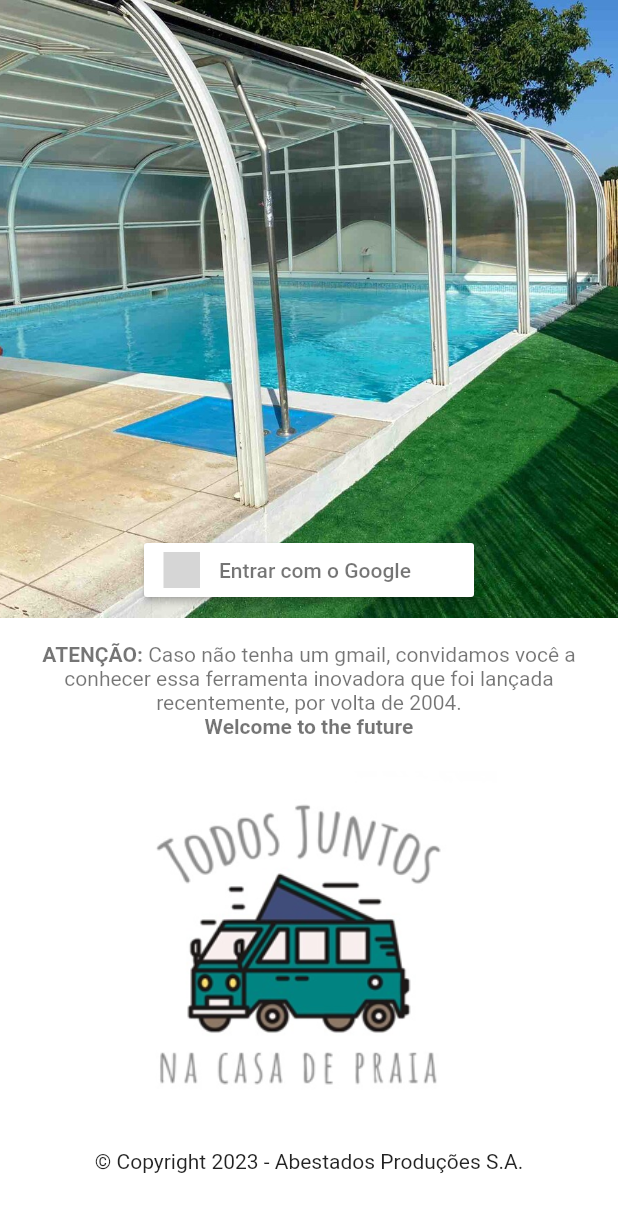
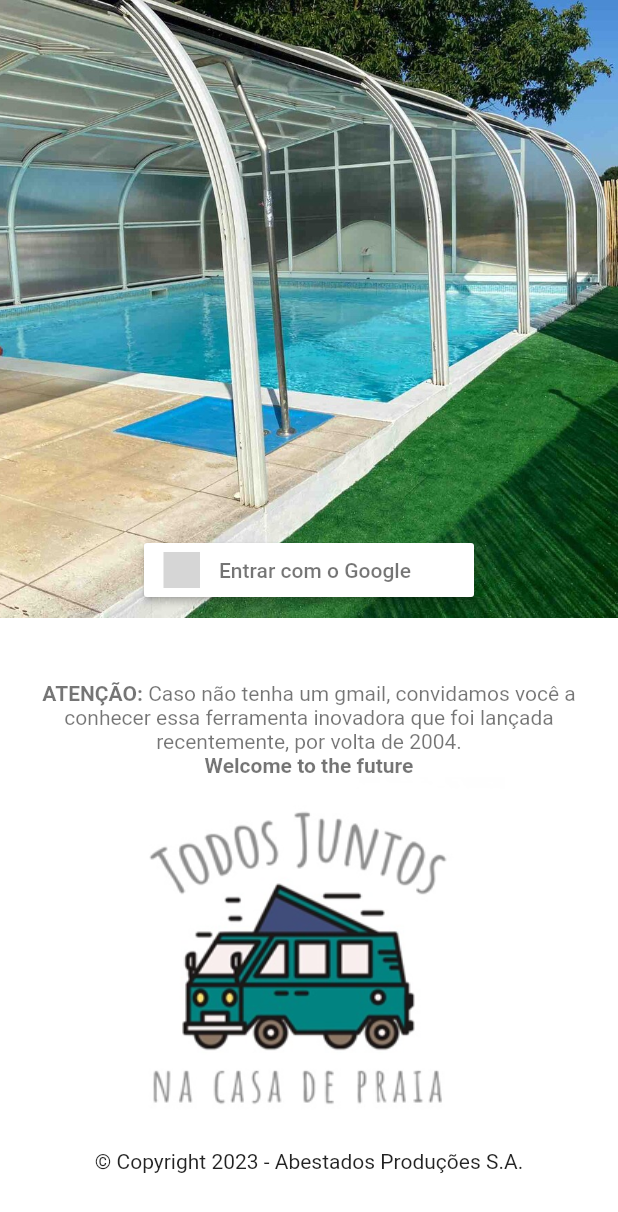
Before and after one commit to thiagopinheirolima/projeto_verao_2023, a Flutter app: the screen it shows after launch, on a phone screen of 412 x 824 dp. Shown: the top 1212 px of the screen. Run offline on Flutter 3.47's test engine with Material 2 defaults, Android fonts, the light colour scheme and no system bars; our stand-ins replace firebase_auth, firebase_core, flutter_signin_button; accounts and stored records are empty; grey boxes are pictures that could not be loaded.

Commit message:
bugfix layout on small devices

```diff
--- a/lib/login.dart
+++ b/lib/login.dart
@@ -36,10 +36,9 @@ class LoginPage extends StatelessWidget {
             flex: 2,
             child: Column(
               crossAxisAlignment: CrossAxisAlignment.center,
+              mainAxisAlignment: MainAxisAlignment.center,
               children: [
-                const Padding(
-                  padding: EdgeInsets.all(16.0),
-                  child: Text.rich(
+                const Text.rich(
                   textAlign: TextAlign.center,
                   style: TextStyle(
                     color: Colors.black54,
@@ -65,18 +64,11 @@ class LoginPage extends StatelessWidget {
                     ],
                   ),
                 ),
-                ),
-                Container(
-                  constraints: BoxConstraints.tight(const Size.square(250)),
-                  child: Image.asset('assets/images/logo.png'),
-                ),
-                const Padding(
-                  padding: EdgeInsets.all(8.0),
-                  child: Text(
+                Image.asset('assets/images/logo.png'),
+                const Text(
                   '© Copyright 2023 - Abestados Produções S.A.',
                   style: TextStyle(
                     color: Colors.black87,
-                    ),
                   ),
                 )
               ],
```
Lines whose indentation alone changed are shown as unchanged.
